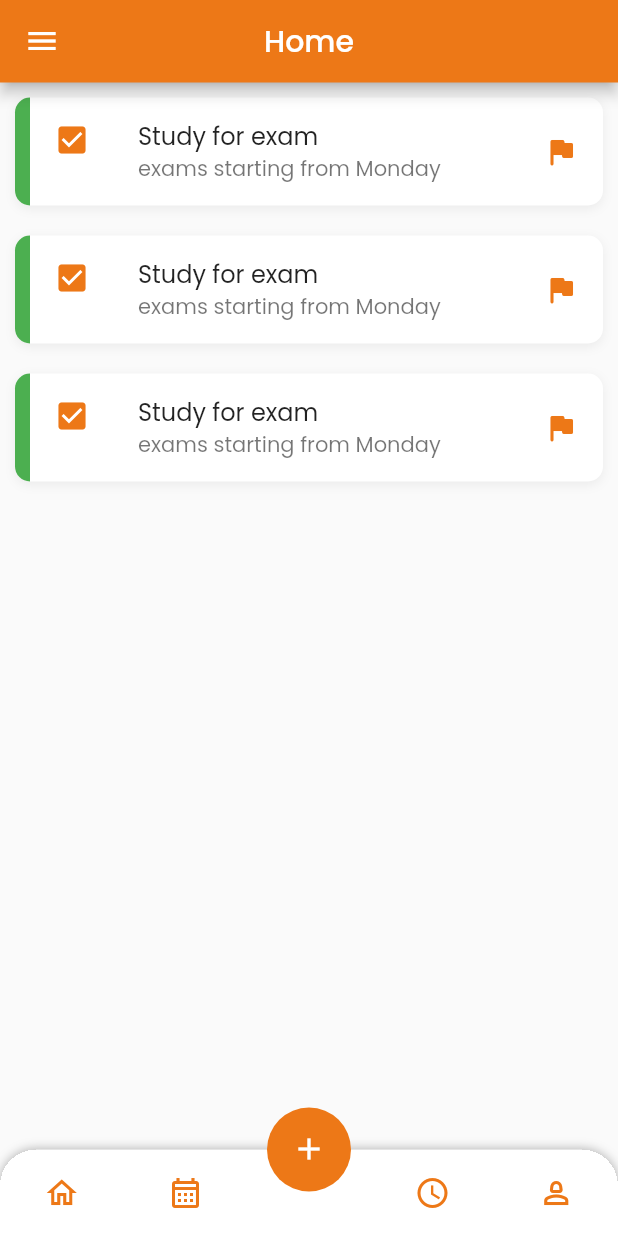
After one commit to DinithKumudika/ToDoZen, a Flutter app: the TaskList screen opened directly, on a phone screen of 412 x 824 dp. The commit adds this screen. Run offline on Flutter 3.47's test engine with Material 2 defaults, Android fonts, the phone set to English and light mode, and no system bars; our stand-ins replace cloud_firestore, firebase_auth, firebase_core, flutter_spinkit, get, liquid_swipe and 2 more; accounts and stored records are empty.

Commit message:
task screen half done

```diff
--- a/lib/src/features/tasks/screens/add_task_overlay.dart
+++ b/lib/src/features/tasks/screens/add_task_overlay.dart
@@ -2,6 +2,7 @@ import 'package:flutter/material.dart';
 import 'package:to_do_zen/src/constants/colors.dart';
 import 'package:to_do_zen/src/constants/strings.dart';
 import 'package:to_do_zen/src/features/tasks/widgets/multi_select_chip.dart';
+import 'package:to_do_zen/src/screens/task_list.dart';
 
 class AddTaskOverlay extends StatefulWidget {
   const AddTaskOverlay({super.key});
@@ -170,7 +171,12 @@ class _AddTaskOverlayState extends State<AddTaskOverlay> {
                             ),
                           ),
                         ),
-                        onPressed: null,
+                        onPressed: () {
+                          //navigate to task list screen
+
+                          Navigator.of(context).push(MaterialPageRoute(
+                              builder: (context) => const TaskList()));
+                        },
                         child: const Text(
                           'Save Task',
                           style: TextStyle(
--- /dev/null
+++ b/lib/src/features/tasks/widgets/task_card.dart
@@ -0,0 +1,51 @@
+import 'package:flutter/material.dart';
+import 'package:to_do_zen/src/constants/colors.dart';
+
+class TaskCard extends StatelessWidget {
+  const TaskCard({Key? key}) : super(key: key);
+
+  @override
+  Widget build(BuildContext context) {
+    return Container(
+      margin: const EdgeInsets.all(10),
+      decoration: BoxDecoration(
+        color: COLOR_LIGHT,
+        borderRadius: BorderRadius.circular(10),
+        boxShadow: const [
+          BoxShadow(
+            color: COLOR_LIGHTGRAY,
+            blurRadius: 5,
+            offset: Offset(0, 2),
+          ),
+        ],
+      ),
+      child: IntrinsicHeight(
+        child: Row(
+          children: [
+            Container(
+              width: 10,
+              decoration: const BoxDecoration(
+                  color: COLOR_SUCCESS, //priorityColor,
+                  borderRadius: BorderRadius.only(
+                    topLeft: Radius.circular(10),
+                    bottomLeft: Radius.circular(10),
+                  )),
+            ),
+            const Expanded(
+              child: ListTile(
+                leading: Icon(Icons.check_box, color: COLOR_PRIMARY),
+                title: Text('Study for exam'),
+                subtitle: Text('exams starting from Monday'),
+                trailing: Icon(
+                  Icons.flag_rounded,
+                  color: COLOR_PRIMARY,
+                ),
+              ),
+            ),
+          ],
+        ),
+      ),
+    );
+    ;
+  }
+}
--- /dev/null
+++ b/lib/src/screens/task_list.dart
@@ -0,0 +1,83 @@
+import 'package:flutter/material.dart';
+import 'package:get/get.dart';
+import 'package:to_do_zen/src/constants/colors.dart';
+import 'package:to_do_zen/src/features/authentication/models/user_model.dart';
+import 'package:to_do_zen/src/features/core/controllers/profile_controller.dart';
+import 'package:to_do_zen/src/features/core/screens/home/widgets/home_intro.dart';
+import 'package:to_do_zen/src/features/tasks/screens/add_task_overlay.dart';
+import 'package:to_do_zen/src/features/tasks/widgets/task_card.dart';
+
+import 'package:to_do_zen/src/widgets/bottom_navigation.dart';
+import 'package:to_do_zen/src/widgets/drawer_menu.dart';
+import 'package:to_do_zen/src/widgets/tdz_app_bar.dart';
+
+class TaskList extends StatefulWidget {
+  const TaskList({super.key});
+
+  @override
+  State<TaskList> createState() => _TaskListState();
+}
+
+class _TaskListState extends State<TaskList> {
+  String _fullName = "";
+  String _email = "";
+
+  @override
+  void initState() {
+    super.initState();
+    initUser();
+  }
+
+  initUser() async {
+    UserModel? data = await Get.put(ProfileController()).currentUserData();
+    setState(() {
+      _fullName = "${data!.firstName} ${data.lastName}";
+      _email = data.email;
+    });
+    print(_fullName);
+    print(_email);
+  }
+
+  // Opening AddTaskOverlay
+  void openAddTaskOverlay() {
+    showModalBottomSheet(
+      shape: const RoundedRectangleBorder(
+        borderRadius: BorderRadius.vertical(
+          top: Radius.circular(20),
+        ),
+      ),
+      enableDrag: false,
+      isScrollControlled: true,
+      context: context,
+      builder: (ctx) => const AddTaskOverlay(),
+    );
+  }
+
+  @override
+  Widget build(BuildContext context) {
+    final size = MediaQuery.of(context).size;
+
+    return SafeArea(
+        child: Scaffold(
+      appBar: const TDZAppBar(),
+      body: ListView.builder(
+        itemCount: 3,
+        itemBuilder: (context, index) {
+          return TaskCard();
+        },
+      ),
+      drawer: DrawerMenu(
+        fullName: _fullName,
+        email: _email,
+      ),
+      floatingActionButton: FloatingActionButton(
+        onPressed: openAddTaskOverlay,
+        backgroundColor: COLOR_PRIMARY,
+        elevation: 0,
+        child: const Icon(Icons.add),
+      ),
+      floatingActionButtonLocation: FloatingActionButtonLocation.centerDocked,
+      bottomNavigationBar: const BottomNavigation(),
+    ));
+  }
+}
```
Also changed, not shown: pubspec.lock.
